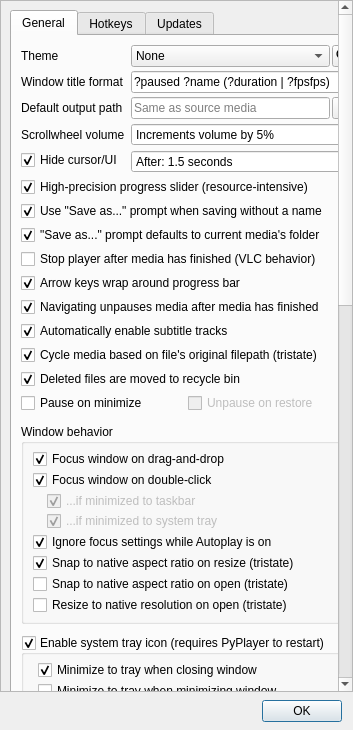
This is bin/window_settings.ui in thisismy-github/pyplayer as Qt 5 draws it before an edit. The edited form follows.
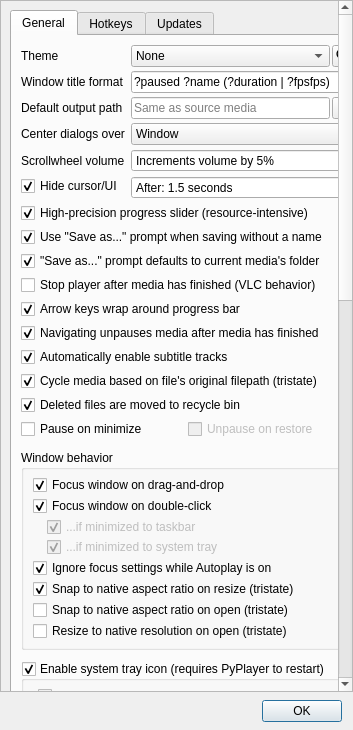
This is the edited form. Custom widgets are drawn as their Qt base class.

Commit message: Added method/settings for centering widgets

```diff
--- a/bin/window_settings.ui
+++ b/bin/window_settings.ui
@@ -59,7 +59,7 @@
         <x>0</x>
         <y>0</y>
         <width>334</width>
-        <height>1462</height>
+        <height>1486</height>
        </rect>
       </property>
       <layout class="QVBoxLayout" name="verticalLayout_4">
@@ -236,14 +236,14 @@
                </item>
               </layout>
              </item>
-             <item row="3" column="0">
+             <item row="4" column="0">
               <widget class="QLabel" name="label_33">
                <property name="text">
                 <string>Scrollwheel volume</string>
                </property>
               </widget>
              </item>
-             <item row="3" column="1">
+             <item row="4" column="1">
               <widget class="QSpinBox" name="spinVolumeScroll">
                <property name="suffix">
                 <string>%</string>
@@ -262,7 +262,7 @@
                </property>
               </widget>
              </item>
-             <item row="4" column="0">
+             <item row="5" column="0">
               <widget class="QCheckBox" name="checkHideIdleCursor">
                <property name="toolTip">
                 <string>If checked, your cursor will disappear until moved
@@ -277,7 +277,7 @@
                </property>
               </widget>
              </item>
-             <item row="4" column="1">
+             <item row="5" column="1">
               <widget class="QDoubleSpinBox" name="spinHideIdleCursorDuration">
                <property name="prefix">
                 <string>After: </string>
@@ -302,7 +302,7 @@
                </property>
               </widget>
              </item>
-             <item row="5" column="0" colspan="2">
+             <item row="6" column="0" colspan="2">
               <widget class="QCheckBox" name="checkHighPrecisionProgress">
                <property name="toolTip">
                 <string>If checked, the progress slider for your media will be simulated in
@@ -322,7 +322,7 @@
                </property>
               </widget>
              </item>
-             <item row="6" column="0" colspan="2">
+             <item row="7" column="0" colspan="2">
               <widget class="QCheckBox" name="checkAlwaysSaveAs">
                <property name="toolTip">
                 <string>If checked, saving an edit with no name specified in the
@@ -340,7 +340,7 @@
                </property>
               </widget>
              </item>
-             <item row="7" column="0" colspan="2">
+             <item row="8" column="0" colspan="2">
               <widget class="QCheckBox" name="checkSaveAsUseMediaFolder">
                <property name="toolTip">
                 <string>If checked, the &quot;Save as...&quot; prompt will default
@@ -356,7 +356,7 @@
                </property>
               </widget>
              </item>
-             <item row="8" column="0" colspan="2">
+             <item row="9" column="0" colspan="2">
               <widget class="QCheckBox" name="checkStopOnFinish">
                <property name="toolTip">
                 <string>If checked, the media player will completely stop
@@ -375,7 +375,7 @@
                </property>
               </widget>
              </item>
-             <item row="9" column="0" colspan="2">
+             <item row="10" column="0" colspan="2">
               <widget class="QCheckBox" name="checkNavigationWrap">
                <property name="toolTip">
                 <string>If checked, using the arrow keys or J/L to navigate forwards or backwards in a video
@@ -391,7 +391,7 @@
                </property>
               </widget>
              </item>
-             <item row="10" column="0" colspan="2">
+             <item row="11" column="0" colspan="2">
               <widget class="QCheckBox" name="checkNavigationUnpause">
                <property name="toolTip">
                 <string>If checked, navigating with the arrow keys, J/L, scrubbing, etc. after the media
@@ -405,7 +405,7 @@
                </property>
               </widget>
              </item>
-             <item row="11" column="0" colspan="2">
+             <item row="12" column="0" colspan="2">
               <widget class="QCheckBox" name="checkAutoEnableSubtitles">
                <property name="toolTip">
                 <string>If checked, subtitle tracks will be automatically
@@ -420,7 +420,7 @@
                </property>
               </widget>
              </item>
-             <item row="12" column="0" colspan="2">
+             <item row="13" column="0" colspan="2">
               <widget class="QCheckBox" name="checkCycleRememberOriginalPath">
                <property name="toolTip">
                 <string>Tristate:
@@ -446,7 +446,7 @@
                </property>
               </widget>
              </item>
-             <item row="13" column="0" colspan="2">
+             <item row="14" column="0" colspan="2">
               <widget class="QCheckBox" name="checkRecycleBin">
                <property name="toolTip">
                 <string>If checked, files marked for deletion are sent to your computer's
@@ -460,7 +460,7 @@
                </property>
               </widget>
              </item>
-             <item row="14" column="0" colspan="2">
+             <item row="15" column="0" colspan="2">
               <layout class="QHBoxLayout" name="horizontalLayout_8">
                <item>
                 <widget class="QCheckBox" name="checkMinimizePause">
@@ -488,6 +488,35 @@
                </item>
               </layout>
              </item>
+             <item row="3" column="0">
+              <widget class="QLabel" name="label_50">
+               <property name="toolTip">
+                <string>The location where popups and other dialogs will initially appear.</string>
+               </property>
+               <property name="text">
+                <string>Center dialogs over</string>
+               </property>
+              </widget>
+             </item>
+             <item row="3" column="1">
+              <widget class="QComboBox" name="comboDialogPosition">
+               <item>
+                <property name="text">
+                 <string>Window</string>
+                </property>
+               </item>
+               <item>
+                <property name="text">
+                 <string>Screen</string>
+                </property>
+               </item>
+               <item>
+                <property name="text">
+                 <string>Mouse</string>
+                </property>
+               </item>
+              </widget>
+             </item>
             </layout>
            </item>
            <item>
```
The commit also changes 5 other files.
